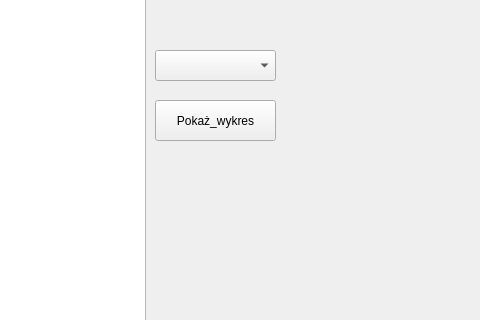
Above: mainwindow.ui from wersix/ProjrektJPO before the change; both pictures show x 185 to 665 and y 110 to 430 of the 800 by 600 pixel window. Below: the same form after it.
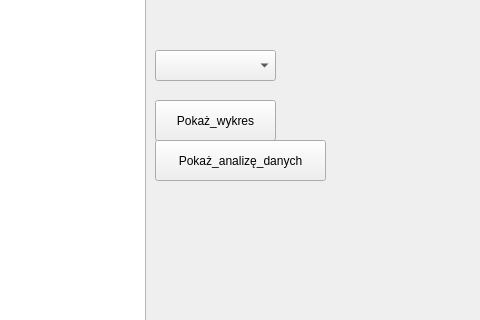
That is the form after the change.

Commit message: Dodanie analizy pomiarów

```diff
--- a/mainwindow.ui
+++ b/mainwindow.ui
@@ -86,6 +86,19 @@
      <string>Zapisz_Dane</string>
     </property>
    </widget>
+   <widget class="QPushButton" name="analyzeButton">
+    <property name="geometry">
+     <rect>
+      <x>340</x>
+      <y>250</y>
+      <width>171</width>
+      <height>41</height>
+     </rect>
+    </property>
+    <property name="text">
+     <string>Pokaż_analizę_danych</string>
+    </property>
+   </widget>
   </widget>
   <widget class="QMenuBar" name="menubar">
    <property name="geometry">
```
The commit also changes 2 other files.
